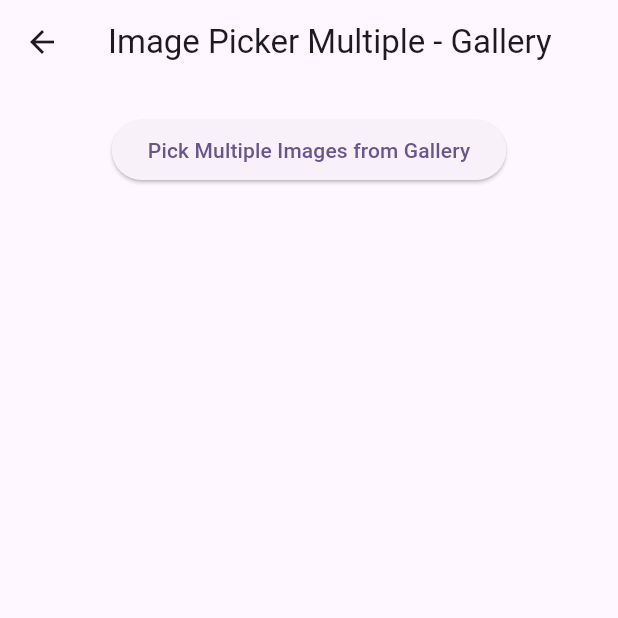
After one commit to ClementPeter/packages_demo, a Flutter app: the ImagePickerMultiple screen opened directly, after a tap on "Pick Multiple Images from Gallery", on a phone screen of 412 x 824 dp, the top half of it. The commit adds this screen. Run offline on Flutter 3.47's test engine with Material 3 defaults, Android fonts, the phone set to English and light mode, and no system bars; our stand-ins replace hive_flutter, image_picker, logger, shared_preferences, smooth_page_indicator, timeline_tile; accounts and stored records are empty.

Commit message:
🚀packages_demo

```diff
--- a/lib/homepage.dart
+++ b/lib/homepage.dart
@@ -1,5 +1,6 @@
 import 'package:flutter/material.dart';
 import 'package:packages_demo/image_picker1.dart';
+import 'package:packages_demo/image_picker_multiple.dart';
 import 'package:packages_demo/shared_preference1.dart';
 import 'package:packages_demo/shared_preference2.dart';
 import 'package:packages_demo/smooth_scrolling.dart';
@@ -92,6 +93,20 @@ class _MyHomePageState extends State<MyHomePage> {
               //Image Picker has multiple demo
               child: const Text("Image picker"),
             ),
+            ElevatedButton(
+              onPressed: () {
+                Navigator.push(
+                  context,
+                  MaterialPageRoute(
+                    builder: (context) => const ImagePickerMultiple(
+                      title: 'Image Picker Multiple - Gallery',
+                    ),
+                  ),
+                );
+              },
+              //Image Picker has multiple demo
+              child: const Text("Multiple Image picker"),
+            ),
           ],
         ),
       ),
--- /dev/null
+++ b/lib/image_picker_multiple.dart
@@ -0,0 +1,85 @@
+import 'dart:io';
+import 'package:flutter/material.dart';
+import 'package:image_picker/image_picker.dart';
+import 'package:logger/logger.dart';
+
+class ImagePickerMultiple extends StatefulWidget {
+  final String title;
+  const ImagePickerMultiple({required this.title, super.key});
+
+  @override
+  State<ImagePickerMultiple> createState() => _ImagePickerMultipleState();
+}
+
+class _ImagePickerMultipleState extends State<ImagePickerMultiple> {
+  final _logger = Logger();
+
+  ///Holds Multiple Images
+  final List<XFile> _selectedMultipleImage = [];
+
+  ///Awon Picker
+  Future pickMultipleImage() async {
+    final ImagePicker picker = ImagePicker();
+
+    final List<XFile> pickedMultipleImages = await picker.pickMultiImage();
+
+    setState(() {
+      if (pickedMultipleImages.isEmpty) return;
+
+      if (pickedMultipleImages.isNotEmpty) {
+        _selectedMultipleImage.addAll(pickedMultipleImages);
+        _logger.i(
+            'selected Image path from gallery:::${pickedMultipleImages[0].name}');
+        _logger.i(
+            'selected Image path from gallery:::${pickedMultipleImages[1].name}');
+        _logger.i(
+            'selected Image path from gallery:::${pickedMultipleImages[2].name}');
+      }
+    });
+  }
+
+  @override
+  Widget build(BuildContext context) {
+    return Scaffold(
+      appBar: AppBar(
+        title: Text(widget.title),
+      ),
+      body: Padding(
+        padding: const EdgeInsets.symmetric(horizontal: 20),
+        child: Center(
+          child: Column(
+            crossAxisAlignment: CrossAxisAlignment.center,
+            mainAxisAlignment: MainAxisAlignment.start,
+            children: <Widget>[
+              const SizedBox(height: 20),
+              ElevatedButton(
+                onPressed: () {
+                  pickMultipleImage();
+                },
+                child: const Text('Pick Multiple Images from Gallery'),
+              ),
+              const SizedBox(height: 20),
+              Expanded(
+                child: GridView.builder(
+                  gridDelegate: const SliverGridDelegateWithFixedCrossAxisCount(
+                    crossAxisCount: 4,
+                  ),
+                  itemCount: _selectedMultipleImage.length,
+                  itemBuilder: (context, index) {
+                    final File fileContent =
+                        File(_selectedMultipleImage[index].path);
+                    return SizedBox(
+                      height: 100,
+                      width: 100,
+                      child: Image.file(fileContent),
+                    );
+                  },
+                ),
+              ),
+            ],
+          ),
+        ),
+      ),
+    );
+  }
+}
```
Also changed, not shown: lib/image_picker1.dart (+5 -2 lines), 2 other files.
